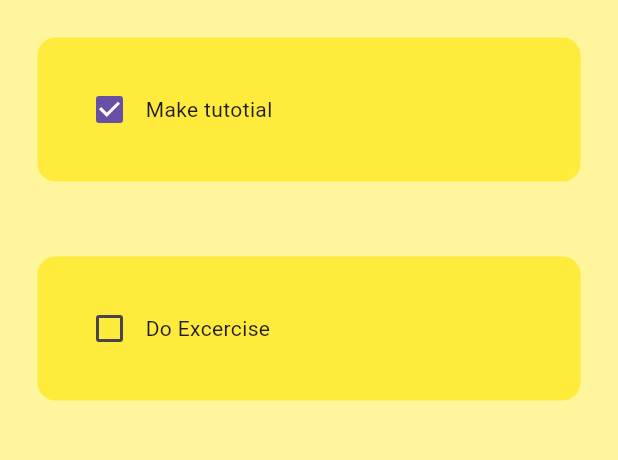
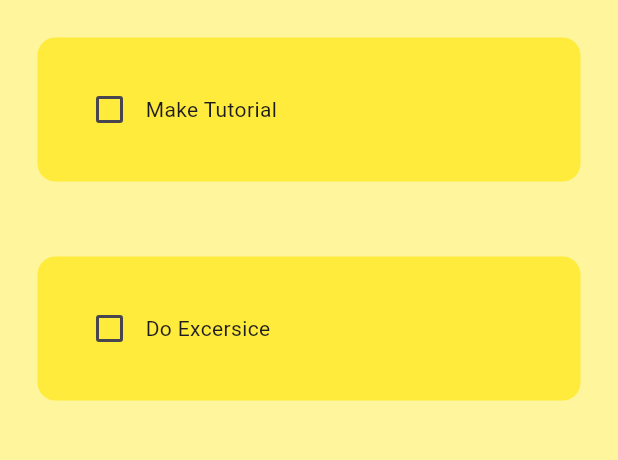
Before and after one commit to techmornach/omnitodo, a Flutter app: the screen it shows after launch, on a phone screen of 412 x 824 dp, the part 84-544 px from its top. Run offline on Flutter 3.47's test engine with Material 3 defaults, Android fonts, the phone set to English and light mode, and no system bars.

Commit message:
1 Sept 2024, 21:12

```diff
--- a/lib/pages/home_page.dart
+++ b/lib/pages/home_page.dart
@@ -1,8 +1,24 @@
 import 'package:flutter/material.dart';
 import 'package:todoapp/util/todo_tile.dart';
 
-class HomePage extends StatelessWidget {
-  const HomePage({super.key});
+class HomePage extends StatefulWidget {
+  HomePage({super.key});
+
+  @override
+  State<HomePage> createState() => _HomePageState();
+}
+
+class _HomePageState extends State<HomePage> {
+  List todoList = [
+    ["Make Tutorial", false],
+    ["Do Excersice", false]
+  ];
+
+  void checkBoxChanged(bool? value, int index) {
+    setState(() {
+      todoList[index][1] = !todoList[index][1];
+    });
+  }
 
   @override
   Widget build(BuildContext context) {
@@ -13,19 +29,11 @@ class HomePage extends StatelessWidget {
           title: Text("TO DO"),
           elevation: 0,
         ),
-        body: ListView(
-          children: [
-            TodoTile(
-              taskName: "Make tutotial",
-              taskCompleted: true,
-              onChanged: (p0) {},
-            ),
-            TodoTile(
-              taskName: "Do Excercise",
-              taskCompleted: false,
-              onChanged: (p0) {},
-            ),
-          ],
-        ));
+        body: ListView.builder(
+            itemCount: todoList.length,
+            itemBuilder: (context, index) => TodoTile(
+                taskName: todoList[index][0],
+                taskCompleted: todoList[index][1],
+                onChanged: (value) => checkBoxChanged(value, index))));
   }
 }
```
